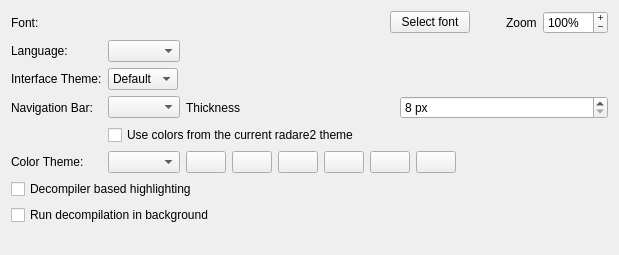
Before: the Qt Designer form src/dialogs/preferences/AppearanceOptionsWidget.ui in radareorg/iaito, drawn with Qt 5.
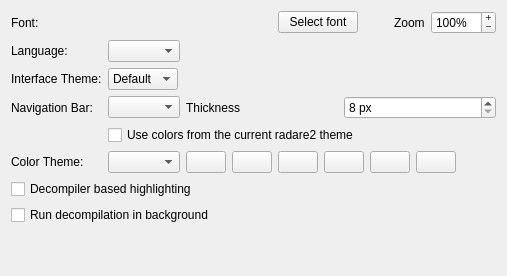
After: the same form once the commit is applied. Icons and pictures are not drawn. Custom widgets are drawn as their Qt base class.

What changed in the file:
```diff
--- a/src/dialogs/preferences/AppearanceOptionsWidget.ui
+++ b/src/dialogs/preferences/AppearanceOptionsWidget.ui
@@ -2,14 +2,6 @@
 <ui version="4.0">
  <class>AppearanceOptionsWidget</class>
  <widget class="QWidget" name="AppearanceOptionsWidget">
-  <property name="geometry">
-   <rect>
-    <x>0</x>
-    <y>0</y>
-    <width>619</width>
-    <height>255</height>
-   </rect>
-  </property>
   <property name="windowTitle">
    <string>Appearance</string>
   </property>
```
